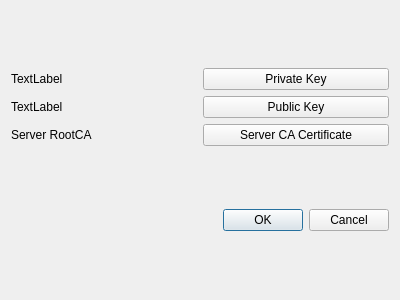
Qt form TLS_client/qt_client/certificates_dialog.ui (so-groenen/aysnc_secure_chat_application) before a commit.
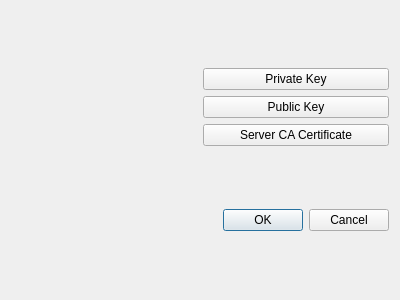
The same form after that commit.

```diff
--- a/TLS_client/qt_client/certificates_dialog.ui
+++ b/TLS_client/qt_client/certificates_dialog.ui
@@ -21,7 +21,7 @@
        <item>
         <widget class="QLabel" name="label">
          <property name="text">
-          <string>TextLabel</string>
+          <string>&lt;PrivateKey&gt;</string>
          </property>
         </widget>
        </item>
@@ -39,7 +39,7 @@
        <item>
         <widget class="QLabel" name="label_2">
          <property name="text">
-          <string>TextLabel</string>
+          <string>&lt;PublicKey&gt;</string>
          </property>
         </widget>
        </item>
@@ -57,7 +57,7 @@
        <item>
         <widget class="QLabel" name="serverRootLabel">
          <property name="text">
-          <string>Server RootCA</string>
+          <string>&lt;Server RootCA&gt;</string>
          </property>
         </widget>
        </item>
```
Left out of the diff: 4 changed lines with no effect on the pictures.
